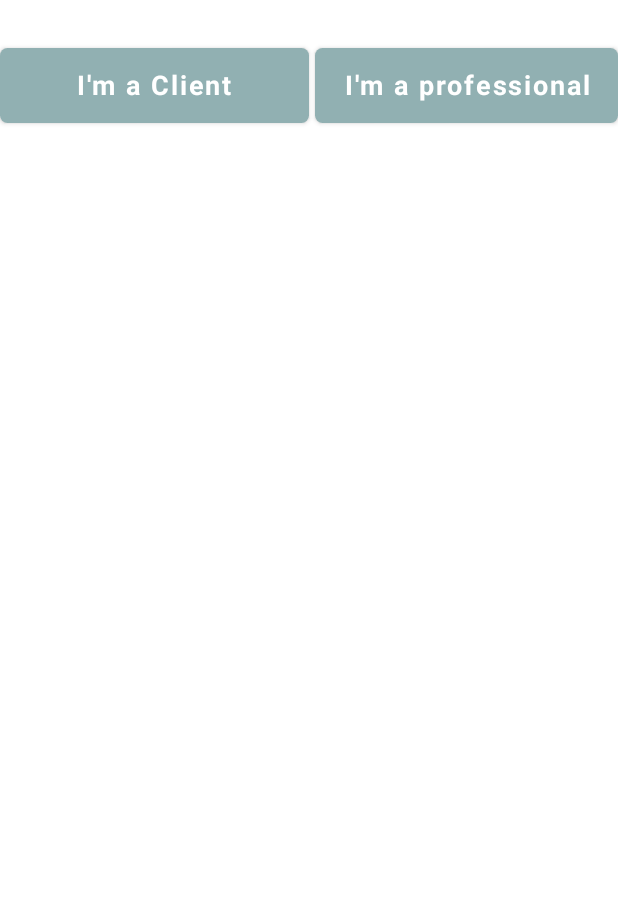
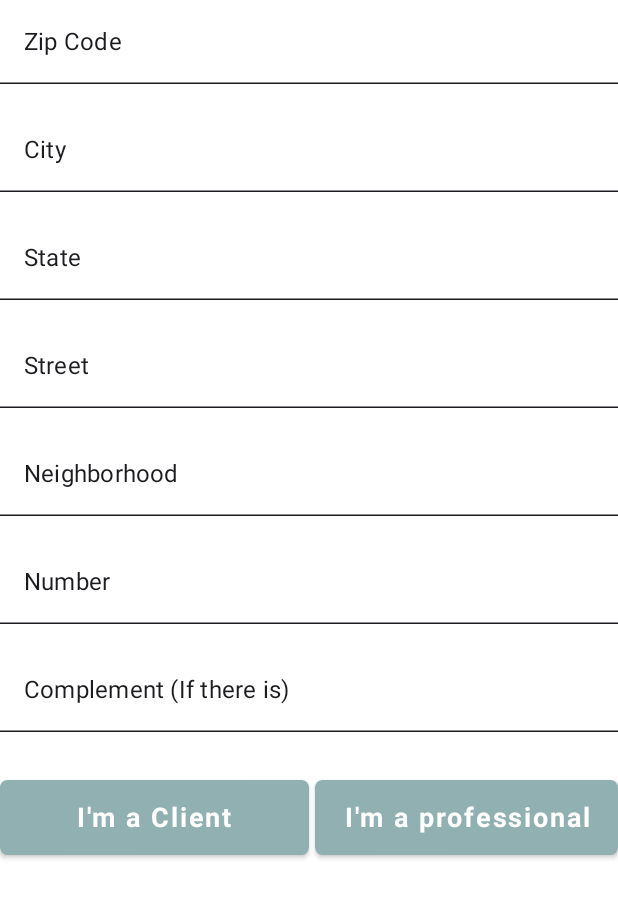
Before and after one commit to MalvzMK1/mobile-petsaude, an Android app built with Jetpack Compose: the composable LocalizationForm shown on its own in the app's theme, on a phone screen of 412 x 824 dp. Shown: the top 898 px of the screen. Run offline under Robolectric (Android 15) with nearby library versions, the light colour scheme and no system bars.

Commit message:
address register validations

```diff
--- a/app/src/main/java/br/senai/sp/jandira/petsaudeapp/ui/RegisterAdressActivity.kt
+++ b/app/src/main/java/br/senai/sp/jandira/petsaudeapp/ui/RegisterAdressActivity.kt
@@ -2,32 +2,27 @@ package br.senai.sp.jandira.petsaudeapp.ui
 
 import android.content.Intent
 import android.os.Bundle
+import android.widget.Toast
 import androidx.activity.ComponentActivity
 import androidx.activity.compose.setContent
 import androidx.compose.foundation.clickable
 import androidx.compose.foundation.layout.*
 import androidx.compose.foundation.rememberScrollState
 import androidx.compose.foundation.shape.RoundedCornerShape
-import androidx.compose.foundation.text.KeyboardActions
-import androidx.compose.foundation.text.KeyboardOptions
 import androidx.compose.foundation.verticalScroll
 import androidx.compose.material.*
 import androidx.compose.runtime.Composable
-import androidx.compose.runtime.mutableStateOf
 import androidx.compose.runtime.setValue
 import androidx.compose.runtime.getValue
+import androidx.compose.runtime.mutableStateOf
 import androidx.compose.runtime.saveable.rememberSaveable
 import androidx.compose.ui.Alignment
 import androidx.compose.ui.Modifier
 import androidx.compose.ui.graphics.Color
 import androidx.compose.ui.platform.LocalContext
 import androidx.compose.ui.res.stringResource
-import androidx.compose.ui.text.AnnotatedString
 import androidx.compose.ui.text.font.FontWeight
 import androidx.compose.ui.text.input.KeyboardType
-import androidx.compose.ui.text.input.OffsetMapping
-import androidx.compose.ui.text.input.TransformedText
-import androidx.compose.ui.text.input.VisualTransformation
 import androidx.compose.ui.text.style.TextAlign
 import androidx.compose.ui.tooling.preview.Preview
 import androidx.compose.ui.unit.dp
@@ -36,8 +31,9 @@ import androidx.core.content.ContextCompat.startActivity
 import br.senai.sp.jandira.petsaudeapp.R
 import br.senai.sp.jandira.petsaudeapp.components.AuthHeaderTitle
 import br.senai.sp.jandira.petsaudeapp.components.TextFieldInput
+import br.senai.sp.jandira.petsaudeapp.model.Address
 import br.senai.sp.jandira.petsaudeapp.ui.theme.PetSaudeAppTheme
-import br.senai.sp.jandira.petsaudeapp.utils.ZipCodeTransformation
+import br.senai.sp.jandira.petsaudeapp.utils.validateEmptyInput
 
 class RegisterAddressActivity : ComponentActivity() {
 	override fun onCreate(savedInstanceState: Bundle?) {
@@ -141,35 +137,81 @@ fun LocalizationForm() {
 	)
 
 	var zipCodeState = ""
+	var isErrorZipCodeState by rememberSaveable {
+		mutableStateOf(false)
+	}
 
 	var cityState = ""
+	var isErrorCityState by rememberSaveable {
+		mutableStateOf(false)
+	}
 
 	var stateState = ""
+	var isErrorStateState by rememberSaveable {
+		mutableStateOf(false)
+	}
 
 	var streetState = ""
+	var isErrorStreetState by rememberSaveable {
+		mutableStateOf(false)
+	}
 
 	var neighborhoodState = ""
+	var isErrorNeighborhoodState by rememberSaveable {
+		mutableStateOf(false)
+	}
 
 	var numberState = ""
+	var isErrorNumberState by rememberSaveable {
+		mutableStateOf(false)
+	}
 
 	var complementState = ""
 
 	Column(
 		modifier = Modifier.fillMaxWidth()
 	) {
-//		zipCodeState = TextFieldInput(label = stringResource(id = R.string.zip_code_string_resource), type = KeyboardType.Number)
-//		Spacer(Modifier.height(16.dp))
-//		cityState = TextFieldInput(label = stringResource(id = R.string.city_string_resource), type = KeyboardType.Text)
-//		Spacer(Modifier.height(16.dp))
-//		stateState = TextFieldInput(label = stringResource(id = R.string.state_string_resource), type = KeyboardType.Text)
-//		Spacer(Modifier.height(16.dp))
-//		streetState = TextFieldInput(label = stringResource(id = R.string.street_string_resource), type = KeyboardType.Text)
-//		Spacer(Modifier.height(16.dp))
-//		neighborhoodState = TextFieldInput(label = stringResource(id = R.string.neighborhood_string_resource), type = KeyboardType.Text)
-//		Spacer(Modifier.height(16.dp))
-//		numberState = TextFieldInput(label = stringResource(id = R.string.house_number_string_resource), type = KeyboardType.Number)
-//		Spacer(Modifier.height(16.dp))
-//		complementState =TextFieldInput(label = stringResource(id = R.string.complement_string_resource), type = KeyboardType.Text)
+		zipCodeState = TextFieldInput(
+			label = stringResource(id = R.string.zip_code_string_resource),
+			type = KeyboardType.Number,
+			errorState = isErrorZipCodeState
+		)
+		Spacer(Modifier.height(16.dp))
+		cityState = TextFieldInput(
+			label = stringResource(id = R.string.city_string_resource),
+			type = KeyboardType.Text,
+			errorState = isErrorCityState
+		)
+		Spacer(Modifier.height(16.dp))
+		stateState = TextFieldInput(
+			label = stringResource(id = R.string.state_string_resource),
+			type = KeyboardType.Text,
+			errorState = isErrorStateState
+		)
+		Spacer(Modifier.height(16.dp))
+		streetState = TextFieldInput(
+			label = stringResource(id = R.string.street_string_resource),
+			type = KeyboardType.Text,
+			errorState = isErrorStreetState
+		)
+		Spacer(Modifier.height(16.dp))
+		neighborhoodState = TextFieldInput(
+			label = stringResource(id = R.string.neighborhood_string_resource),
+			type = KeyboardType.Text,
+			errorState = isErrorNeighborhoodState
+		)
+		Spacer(Modifier.height(16.dp))
+		numberState = TextFieldInput(
+			label = stringResource(id = R.string.house_number_string_resource),
+			type = KeyboardType.Number,
+			errorState = isErrorNumberState
+		)
+		Spacer(Modifier.height(16.dp))
+		complementState = TextFieldInput(
+			label = stringResource(id = R.string.complement_string_resource),
+			type = KeyboardType.Text,
+			errorState = false
+		)
 		Spacer(Modifier.height(32.dp))
 		Row(
 			modifier = Modifier.padding(bottom = 32.dp),
@@ -177,18 +219,35 @@ fun LocalizationForm() {
 		) {
 			Button(
 				onClick = {
-//					userSaveAdress = saveUserAdress(
-//						zipCodeState,
-//						cityState,
-//						stateState,
-//						streetState,
-//						neighborhoodState,
-//						numberState,
-//						complementState
-//					)
-					// TODO: USER LOGIN
-					val openMainActivity = Intent(context, MainActivity::class.java)
-					startActivity(context, openMainActivity, null)
+					isErrorZipCodeState = validateEmptyInput(zipCodeState)
+					isErrorCityState = validateEmptyInput(cityState)
+					isErrorStateState = validateEmptyInput(stateState)
+					isErrorStreetState = validateEmptyInput(streetState)
+					isErrorNeighborhoodState = validateEmptyInput(neighborhoodState)
+					isErrorNumberState = validateEmptyInput(numberState)
+
+					if (
+						isErrorZipCodeState ||
+						isErrorCityState ||
+						isErrorStateState ||
+						isErrorStreetState ||
+						isErrorNeighborhoodState ||
+						isErrorNumberState
+					) {
+						Toast.makeText(context, "Campos vazios!", Toast.LENGTH_SHORT).show()
+					} else {
+						val address = Address(
+							zipCode = zipCodeState,
+							city = cityState,
+							state = stateState,
+							street = streetState,
+							neighborhood = neighborhoodState,
+							number = numberState,
+							complement = complementState
+						)
+						val openMainActivity = Intent(context, MainActivity::class.java)
+						startActivity(context, openMainActivity, null)
+					}
 				},
 				modifier = Modifier
 					.fillMaxWidth(0.5f)
@@ -206,7 +265,8 @@ fun LocalizationForm() {
 			Spacer(Modifier.width(4.dp))
 			Button(
 				onClick = {
-					val openProfessionalRegisterActivity = Intent(context, ProfessionalRegisterActivity::class.java)
+					val openProfessionalRegisterActivity =
+						Intent(context, ProfessionalRegisterActivity::class.java)
 					startActivity(context, openProfessionalRegisterActivity, null)
 				},
 				modifier = Modifier
```
